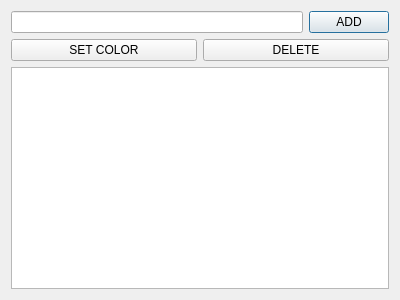
The window that categorydialog.ui (gaissa/QtTT) describes before a commit, drawn with Qt 5.
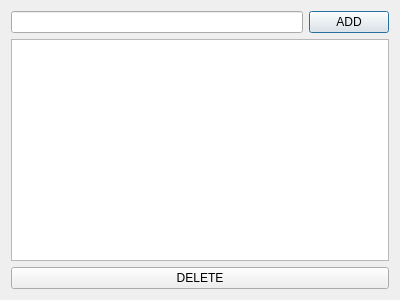
The same window after the commit.

The edit to the form file:
```diff
--- a/categorydialog.ui
+++ b/categorydialog.ui
@@ -31,22 +31,7 @@
       </layout>
      </item>
      <item>
-      <layout class="QHBoxLayout" name="editHolder">
-       <item>
-        <widget class="QPushButton" name="colorButton">
-         <property name="text">
-          <string>SET COLOR</string>
-         </property>
-        </widget>
-       </item>
-       <item>
-        <widget class="QPushButton" name="deleteButton">
-         <property name="text">
-          <string>DELETE</string>
-         </property>
-        </widget>
-       </item>
-      </layout>
+      <layout class="QHBoxLayout" name="editHolder"/>
      </item>
      <item>
       <layout class="QHBoxLayout" name="horizontalLayout_2">
@@ -68,6 +53,13 @@
        </item>
       </layout>
      </item>
+     <item>
+      <widget class="QPushButton" name="deleteButton">
+       <property name="text">
+        <string>DELETE</string>
+       </property>
+      </widget>
+     </item>
     </layout>
    </item>
   </layout>
```
